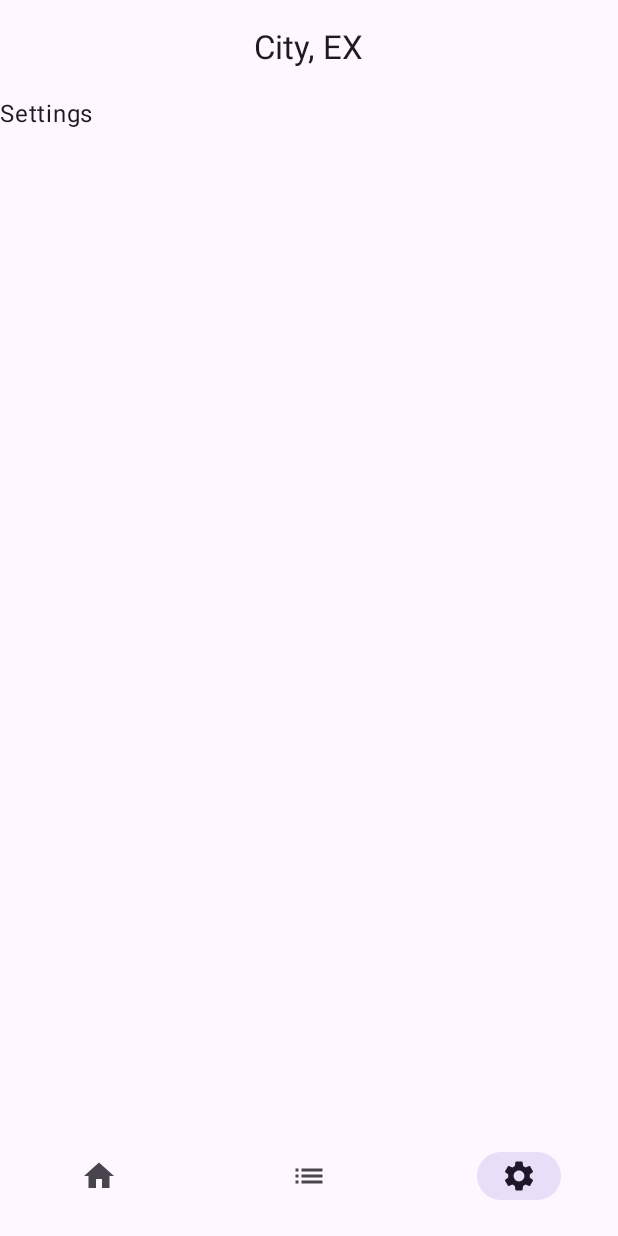
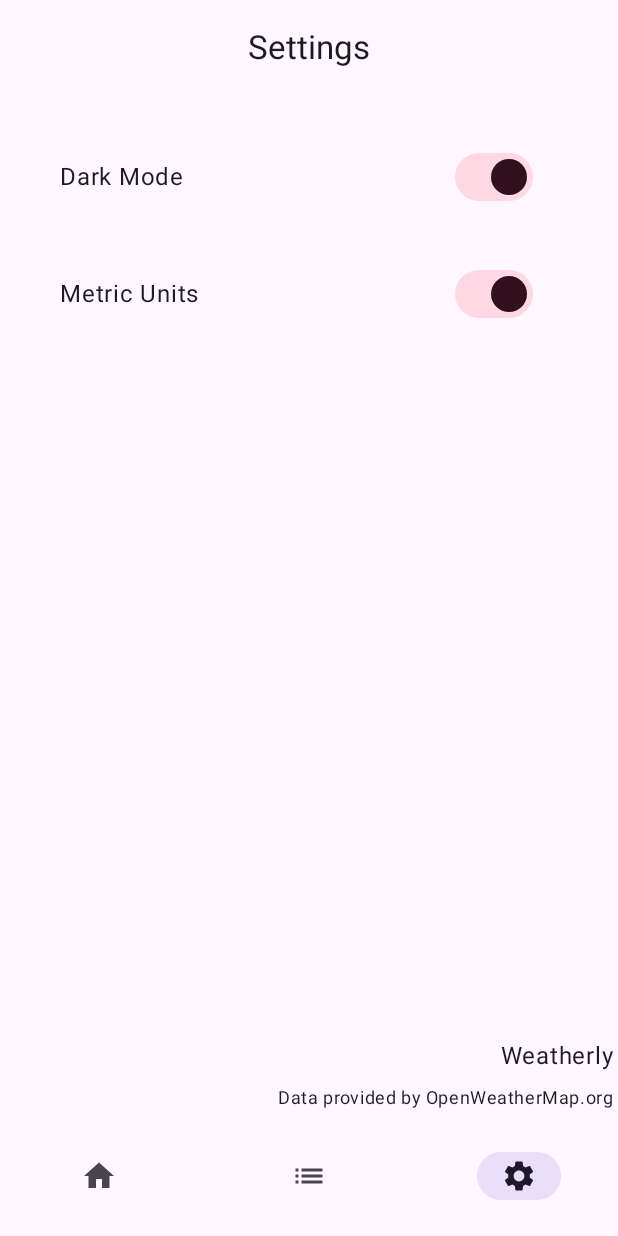
Before and after one commit to ChrisTs8920/Weatherly, an Android app built with Jetpack Compose: the screen it shows after launch (MainActivity), item 3 of the bottom bar chosen, on a phone screen of 412 x 824 dp. Run offline under Robolectric (Android 15) with nearby library versions, the phone set to English and light mode, and no system bars.

Commit message:
UI updates

```diff
--- a/app/src/main/java/com/example/weatherly/MainActivity.kt
+++ b/app/src/main/java/com/example/weatherly/MainActivity.kt
@@ -3,6 +3,7 @@ package com.example.weatherly
 import android.content.res.Configuration.UI_MODE_NIGHT_NO
 import android.content.res.Configuration.UI_MODE_NIGHT_YES
 import android.os.Bundle
+import android.util.Log
 import androidx.activity.ComponentActivity
 import androidx.activity.compose.setContent
 import androidx.activity.enableEdgeToEdge
@@ -32,6 +33,9 @@ import androidx.compose.material3.NavigationBarItem
 import androidx.compose.material3.OutlinedTextField
 import androidx.compose.material3.Scaffold
 import androidx.compose.material3.Surface
+import androidx.compose.material3.Switch
+import androidx.compose.material3.SwitchColors
+import androidx.compose.material3.SwitchDefaults
 import androidx.compose.material3.Text
 import androidx.compose.material3.TextFieldDefaults
 import androidx.compose.material3.TopAppBarDefaults
@@ -148,6 +152,11 @@ fun App() {
         mutableStateOf(false)
     }
 
+    var atSettings by remember {
+        mutableStateOf(false)
+    }
+
+    val navController = rememberNavController()
     //var showShimmer by remember {
         //mutableStateOf(true)
     //}
@@ -205,13 +214,14 @@ fun App() {
         //showContent = 255F
     }
 
-    val navController = rememberNavController()
     Scaffold(
         topBar = {
-            TopBar(homeData)
+            TopBar(homeData, atSettings)
         },
         bottomBar = {
-            BottomBar(navController = navController)
+            BottomBar(navController) {
+                atSettings = navController.currentDestination?.route == Screen.Settings.route
+            }
         }
     ) {
             innerPadding -> NavHost(navController, Screen.Main.route, Modifier.padding(innerPadding)) {
@@ -227,9 +237,9 @@ fun App() {
                         InputText(input = input, onValueChange = { input = it }) {
                             dataEffect = !dataEffect
                         }
-                        Spacer(modifier = Modifier.height(105.dp))
+                        Spacer(modifier = Modifier.weight(1f))
                         PrimaryStats(data = homeData, currIcon = currIcon)
-                        Spacer(modifier = Modifier.height(105.dp))
+                        Spacer(modifier = Modifier.weight(1f))
                         SecondaryStats(
                             data = homeData,
                             formatter = formatter,
@@ -294,13 +304,14 @@ fun Forecast(data: WeatherApi.ForecastJsonData) {
         verticalArrangement = Arrangement.Top,
         horizontalAlignment = Alignment.CenterHorizontally) {
 
-        Spacer(modifier = Modifier.height(150.dp))
+        Spacer(modifier = Modifier.weight(1f))
         Text("5 Day forecast", color = MaterialTheme.colorScheme.onSurface,
-            style = MaterialTheme.typography.titleMedium)
+            style = MaterialTheme.typography.titleLarge)
         Spacer(modifier = Modifier.height(10.dp))
         for (j in 0..< icons.size) {
             ForecastItem(data, icons[j], j * 8, dayString[j])
         }
+        Spacer(modifier = Modifier.weight(1f))
     }
 }
 
@@ -331,15 +342,75 @@ fun ForecastItem(data: WeatherApi.ForecastJsonData, icon: Int, it: Int, day: Str
 
 @Composable
 fun Settings() {
-    Text("Settings")
+    var checked1 by remember {
+        mutableStateOf(true)
+    }
+
+    var checked2 by remember {
+        mutableStateOf(true)
+    }
+
+    Column(modifier = Modifier
+        .background(MaterialTheme.colorScheme.surface)
+        .fillMaxSize(),
+        verticalArrangement = Arrangement.Top,
+        horizontalAlignment = Alignment.CenterHorizontally) {
+
+        Spacer(modifier = Modifier.height(30.dp))
+        Row(verticalAlignment = Alignment.CenterVertically) {
+            Text("Dark Mode", modifier = Modifier
+                .weight(0.5F)
+                .padding(start = 40.dp),
+                style = MaterialTheme.typography.bodyLarge)
+            Switch(checked = checked1, onCheckedChange = {checked1 = it},
+                modifier = Modifier
+                    .weight(0.5F)
+                    .padding(start = 40.dp),
+                colors = SwitchDefaults.colors(
+                    checkedTrackColor = MaterialTheme.colorScheme.tertiaryContainer,
+                    checkedThumbColor = MaterialTheme.colorScheme.onTertiaryContainer,
+                    uncheckedTrackColor = MaterialTheme.colorScheme.surfaceVariant,
+                    uncheckedThumbColor = MaterialTheme.colorScheme.onSurfaceVariant))
+        }
+        Spacer(modifier = Modifier.height(30.dp))
+        Row(verticalAlignment = Alignment.CenterVertically) {
+            Text("Metric Units", modifier = Modifier
+                .weight(0.5F)
+                .padding(start = 40.dp),
+                style = MaterialTheme.typography.bodyLarge)
+            Switch(checked = checked2, onCheckedChange = {checked2 = it},
+                modifier = Modifier
+                    .weight(0.5F)
+                    .padding(start = 40.dp),
+                    colors = SwitchDefaults.colors(
+                        checkedTrackColor = MaterialTheme.colorScheme.tertiaryContainer,
+                        checkedThumbColor = MaterialTheme.colorScheme.onTertiaryContainer,
+                        uncheckedTrackColor = MaterialTheme.colorScheme.surfaceVariant,
+                        uncheckedThumbColor = MaterialTheme.colorScheme.onSurfaceVariant))
+        }
+        Spacer(modifier = Modifier.weight(1f))
+        Text(
+            text = "Weatherly",
+            textAlign = TextAlign.End,
+            modifier = Modifier
+                .fillMaxWidth()
+                .padding(4.dp))
+        Text(
+            text = "Data provided by OpenWeatherMap.org",
+            textAlign = TextAlign.End,
+            modifier = Modifier
+                .fillMaxWidth()
+                .padding(4.dp),
+            style = MaterialTheme.typography.bodySmall)
+    }
 }
 
 @OptIn(ExperimentalMaterial3Api::class)
 @Composable
-fun TopBar(data: WeatherApi.HomeJsonData) {
+fun TopBar(data: WeatherApi.HomeJsonData, atSettings: Boolean) {
     CenterAlignedTopAppBar(
         title = {
-            Text(text = data.name + ", " + data.sys.country,
+            Text(text = if (atSettings) "Settings" else data.name + ", " + data.sys.country,
                 //modifier = Modifier.background(shimmerBrush(targetValue = 1300f, showShimmer = showShimmer)).alpha(showContent),
                 style = MaterialTheme.typography.titleLarge)
         },
@@ -351,7 +422,7 @@ fun TopBar(data: WeatherApi.HomeJsonData) {
 }
 
 @Composable
-fun BottomBar(navController: NavController) {
+fun BottomBar(navController: NavController, checkScreen: (Unit) -> Unit) {
     val navBackStackEntry by navController.currentBackStackEntryAsState()
     val currentDestination = navBackStackEntry?.destination
     val items = listOf(Screen.Main, Screen.Forecast, Screen.Settings)
@@ -361,7 +432,8 @@ fun BottomBar(navController: NavController) {
     ) {
         items.forEach { screen ->
             NavigationBarItem(selected = currentDestination?.hierarchy?.any { it.route == screen.route } == true,
-                onClick = { navController.navigate(screen.route) }, icon = { Icon(
+                onClick = { navController.navigate(screen.route)
+                    checkScreen(Unit)}, icon = { Icon(
                 imageVector = screen.icon,
                 contentDescription = "Home")})
         }
@@ -465,16 +537,16 @@ fun SecondaryStats(data: WeatherApi.HomeJsonData,
                 .weight(0.5F)
                 .padding(5.dp)) {
             Row/*(modifier = Modifier.background(shimmerBrush(targetValue = 1300f, showShimmer = showShimmer)).alpha(showContent))*/ {
-                Text(text = "Real Feel:\nHumidity:\nPressure:",
+                Text(text = "Real Feel\nHumidity\nPressure",
                     modifier = Modifier.padding(10.dp),
-                    style = MaterialTheme.typography.bodyMedium)
+                    style = MaterialTheme.typography.bodyLarge)
                 Text(text = data.main.feelsLike.roundToInt().toString() + "°\n"
                         + data.main.humidity + "%\n"
                         + data.main.pressure + "hPa", modifier = Modifier
                     .padding(10.dp)
                     .weight(0.3F),
                     textAlign = TextAlign.End,
-                    style = MaterialTheme.typography.bodyMedium)
+                    style = MaterialTheme.typography.bodyLarge)
             }
         }
         Surface(shape = MaterialTheme.shapes.small,
@@ -485,16 +557,16 @@ fun SecondaryStats(data: WeatherApi.HomeJsonData,
                 .weight(0.5F)
                 .padding(5.dp)) {
             Row/*(modifier = Modifier.background(shimmerBrush(targetValue = 1300f, showShimmer = showShimmer)).alpha(showContent))*/ {
-                Text(text = "Wind Speed:\nWind Dir:\nVisibility:",
+                Text(text = "Wind speed\nDirection\nVisibility",
                     modifier = Modifier.padding(10.dp),
-                    style = MaterialTheme.typography.bodyMedium)
+                    style = MaterialTheme.typography.bodyLarge)
                 Text(text = data.wind.speed.toString() + "m/s\n"
                         + data.wind.deg + "°\n"
                         + (data.visibility / 1000) + "km", modifier = Modifier
                     .padding(10.dp)
-                    .weight(0.3F),
+                    .weight(0.5F),
                     textAlign = TextAlign.End,
-                    style = MaterialTheme.typography.bodyMedium)
+                    style = MaterialTheme.typography.bodyLarge)
             }
         }
     }
@@ -504,12 +576,12 @@ fun SecondaryStats(data: WeatherApi.HomeJsonData,
             color = MaterialTheme.colorScheme.secondaryContainer,
             contentColor = MaterialTheme.colorScheme.onSecondaryContainer,
             modifier = Modifier
-                .weight(0.5F)
+                //.weight(0.5F)
                 .padding(5.dp)) {
             Row/*(modifier = Modifier.background(shimmerBrush(targetValue = 1300f, showShimmer = showShimmer)).alpha(showContent))*/ {
-                Text(text = "Sunrise:\nSunset:\nUpdated on:",
+                Text(text = "Sunrise\nSunset\nUpdated on",
                     modifier = Modifier.padding(10.dp),
-                    style = MaterialTheme.typography.bodyMedium)
+                    style = MaterialTheme.typography.bodyLarge)
                 Text(text = formatter.format(sunriseZone) + "\n"
                         + formatter.format(sunsetZone) + "\n"
                         + formatter.format(updatedOnTime),
@@ -517,10 +589,10 @@ fun SecondaryStats(data: WeatherApi.HomeJsonData,
                         .padding(10.dp)
                         .weight(0.3F),
                     textAlign = TextAlign.End,
-                    style = MaterialTheme.typography.bodyMedium)
+                    style = MaterialTheme.typography.bodyLarge)
             }
         }
-        Surface(shape = MaterialTheme.shapes.small,
+        /*Surface(shape = MaterialTheme.shapes.small,
             shadowElevation = 2.dp,
             color = MaterialTheme.colorScheme.secondaryContainer,
             contentColor = MaterialTheme.colorScheme.onSecondaryContainer,
@@ -528,18 +600,18 @@ fun SecondaryStats(data: WeatherApi.HomeJsonData,
                 .weight(0.5F)
                 .padding(5.dp)) {
             Row/*(modifier = Modifier.background(shimmerBrush(targetValue = 1300f, showShimmer = showShimmer)).alpha(showContent))*/ {
-                Text(text = "Sea level:\nGround level:\nCloudiness:",
+                Text(text = "Sea level\nGround level\nCloudiness",
                     modifier = Modifier.padding(10.dp),
-                    style = MaterialTheme.typography.bodyMedium)
+                    style = MaterialTheme.typography.bodyLarge)
                 Text(text = data.main.seaLevel.toString() + "hPa\n"
                         + data.main.grndLevel + "hPa\n"
                         + data.clouds.all + "%", modifier = Modifier
                     .padding(10.dp)
                     .weight(0.3F),
                     textAlign = TextAlign.End,
-                    style = MaterialTheme.typography.bodyMedium)
+                    style = MaterialTheme.typography.bodyLarge)
             }
-        }
+        }*/
     }
 }
 
--- a/app/src/main/java/com/example/weatherly/WeatherApi.kt
+++ b/app/src/main/java/com/example/weatherly/WeatherApi.kt
@@ -184,9 +184,9 @@ object WeatherApi {
             weather = listOf(WeatherData(0, "", "", "01d")),
             main = MainData(0.0, 0.0, 0.0, 0.0, 0, 0),
             visibility = 0,
-            wind = WindData(0.0, 0),
+            wind = WindData(10.0, 0),
             dt = 0,
-            sys = SysData(0, 0, "EX", 0, 0),
+            sys = SysData(0, 0, "GR", 0, 0),
             timezone = 0,
             id = 0,
             name = "City",
```
